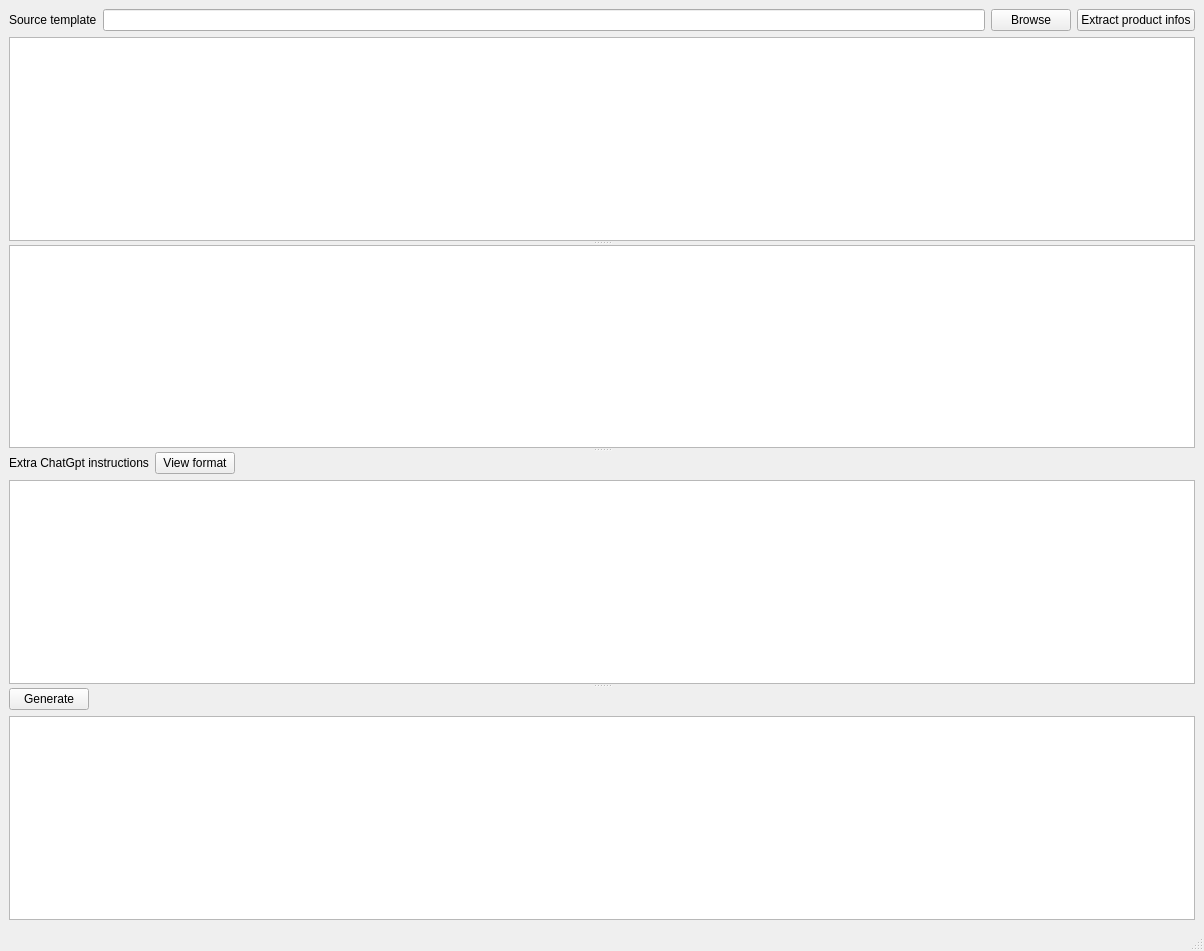
First picture: the form in gui/MainWindow.ui, repository icingerpower/AmazonTemplate2, before the edit.
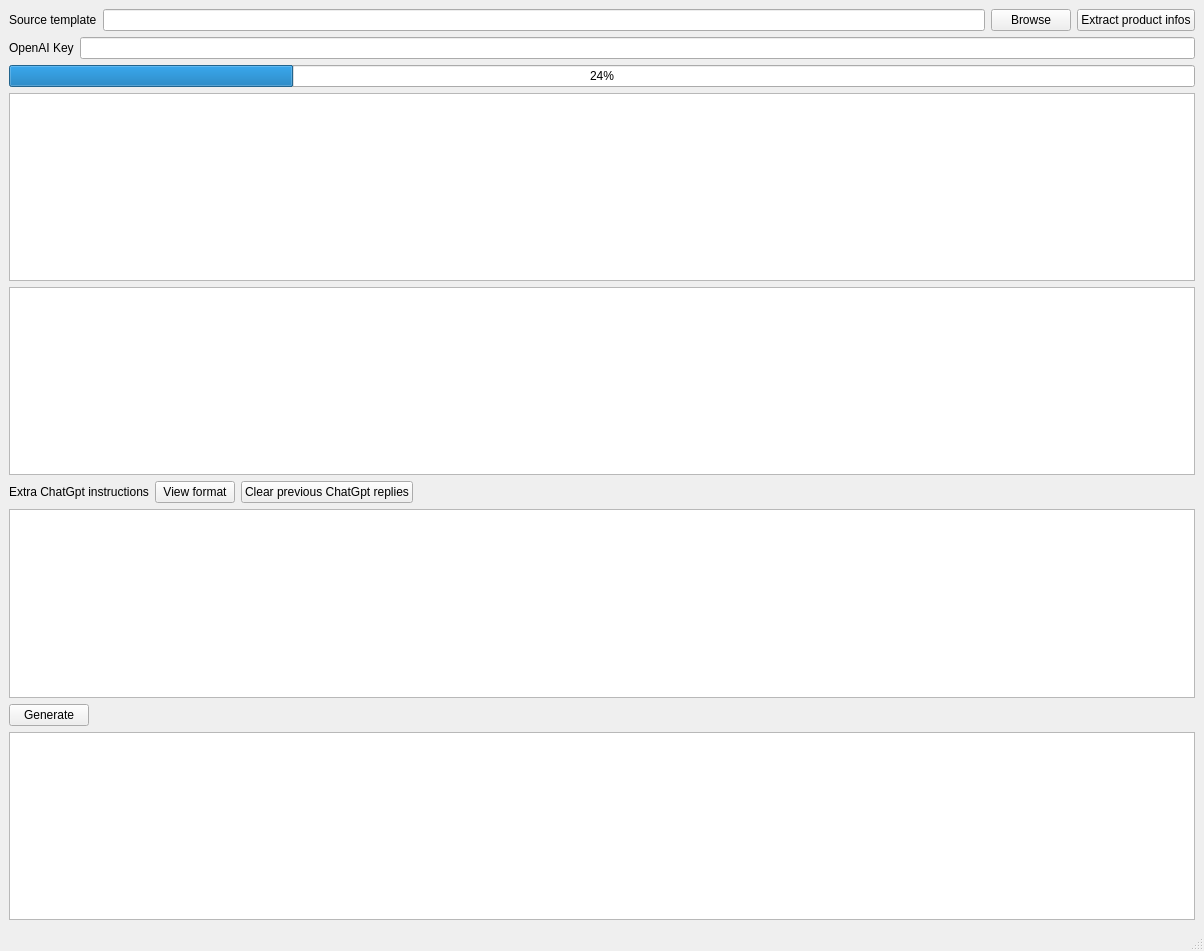
Second picture: the form after the edit.

Commit message: Added a first version of ChatGpt code filling for up to 6 attributes.

```diff
--- a/gui/MainWindow.ui
+++ b/gui/MainWindow.ui
@@ -14,13 +14,6 @@
    <string>Amazon Template</string>
   </property>
   <widget class="QWidget" name="centralwidget">
-   <layout class="QVBoxLayout" name="verticalLayout_4">
-    <item>
-     <widget class="QSplitter" name="splitter">
-      <property name="orientation">
-       <enum>Qt::Orientation::Vertical</enum>
-      </property>
-      <widget class="QWidget" name="layoutWidget">
        <layout class="QVBoxLayout" name="verticalLayout">
         <item>
          <layout class="QHBoxLayout" name="horizontalLayout">
@@ -54,6 +47,31 @@
           </item>
          </layout>
         </item>
+    <item>
+     <layout class="QHBoxLayout" name="horizontalLayout_4">
+      <item>
+       <widget class="QLabel" name="label_3">
+        <property name="text">
+         <string>OpenAI Key</string>
+        </property>
+       </widget>
+      </item>
+      <item>
+       <widget class="QLineEdit" name="lineEditOpenAiKey">
+        <property name="echoMode">
+         <enum>QLineEdit::EchoMode::PasswordEchoOnEdit</enum>
+        </property>
+       </widget>
+      </item>
+     </layout>
+    </item>
+    <item>
+     <widget class="QProgressBar" name="progressBar">
+      <property name="value">
+       <number>24</number>
+      </property>
+     </widget>
+    </item>
         <item>
          <widget class="QTreeView" name="treeViewToFill">
           <attribute name="headerDefaultSectionSize">
@@ -61,14 +79,14 @@
           </attribute>
          </widget>
         </item>
-       </layout>
-      </widget>
+    <item>
       <widget class="QTreeView" name="treeViewSources">
        <attribute name="headerDefaultSectionSize">
         <number>200</number>
        </attribute>
       </widget>
-      <widget class="QWidget" name="">
+    </item>
+    <item>
        <layout class="QVBoxLayout" name="verticalLayout_3">
         <item>
          <layout class="QHBoxLayout" name="horizontalLayout_3">
@@ -86,6 +104,13 @@
             </property>
            </widget>
           </item>
+        <item>
+         <widget class="QPushButton" name="buttonClearPreviousChatGptReplies">
+          <property name="text">
+           <string>Clear previous ChatGpt replies</string>
+          </property>
+         </widget>
+        </item>
           <item>
            <spacer name="horizontalSpacer_2">
             <property name="orientation">
@@ -105,8 +130,8 @@
          <widget class="QTextEdit" name="textEditExtraInfos"/>
         </item>
        </layout>
-      </widget>
-      <widget class="QWidget" name="layoutWidget">
+    </item>
+    <item>
        <layout class="QVBoxLayout" name="verticalLayout_2">
         <item>
          <layout class="QHBoxLayout" name="horizontalLayout_2">
@@ -136,8 +161,6 @@
          <widget class="QTextEdit" name="textEditLog"/>
         </item>
        </layout>
-      </widget>
-     </widget>
     </item>
    </layout>
   </widget>
```
Lines whose indentation alone changed are shown as unchanged. The commit also changes 8 other files.
